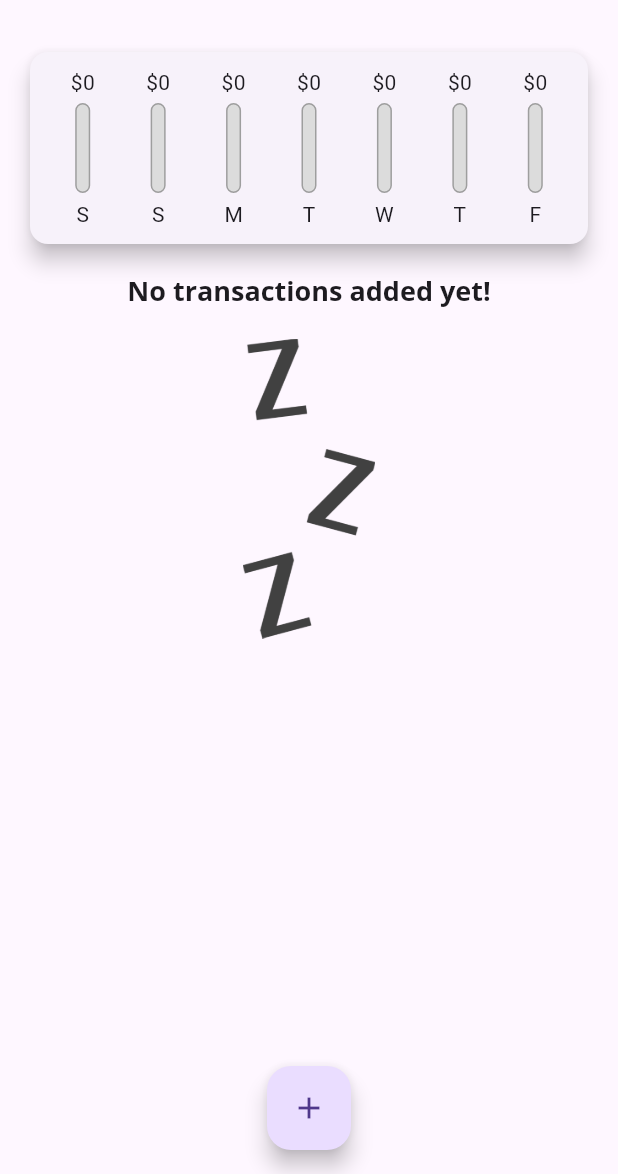
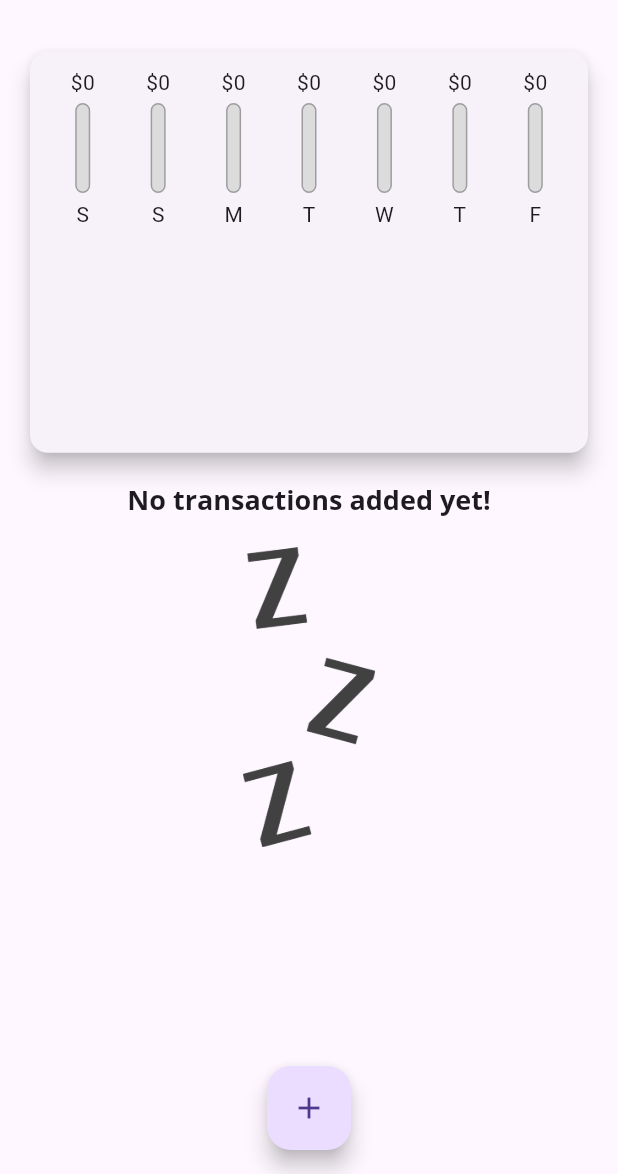
Before and after one commit to Abhinav-1708/Personal-Finance-App, a Flutter app: the screen it shows after launch, on a phone screen of 412 x 824 dp, the part 62-1236 px from its top. Run offline on Flutter 3.47's test engine with Material 3 defaults, Android fonts, the phone set to English and light mode, and no system bars.

Commit message:
MediaQuery

```diff
--- a/lib/main.dart
+++ b/lib/main.dart
@@ -91,8 +91,7 @@ class _MyHomePageState extends State<MyHomePage> {
 
   @override
   Widget build(BuildContext context) {
-    return Scaffold(
-      appBar: AppBar(
+    final appBar = AppBar(
       title: Text('Personal Expenses'),
       actions: <Widget>[
         IconButton(
@@ -100,13 +99,27 @@ class _MyHomePageState extends State<MyHomePage> {
           onPressed: () => _startAddNewTransaction(context),
         ),
       ],
-      ),
+    );
+    return Scaffold(
+      appBar: appBar,
       body: SingleChildScrollView(
         child: Column(
           crossAxisAlignment: CrossAxisAlignment.stretch,
           children: <Widget>[
-            Chart(_recentTransactions),
-            TransactionList(_userTransactions, _deleteTransaction),
+            Container(
+              height: (MediaQuery.of(context).size.height -
+                      appBar.preferredSize.height -
+                      MediaQuery.of(context).padding.top) *
+                  0.4,
+              child: Chart(_recentTransactions),
+            ),
+            Container(
+              height: (MediaQuery.of(context).size.height -
+                      appBar.preferredSize.height -
+                      MediaQuery.of(context).padding.top) *
+                  0.6,
+              child: TransactionList(_userTransactions, _deleteTransaction),
+            ),
           ],
         ),
       ),
--- a/lib/widgets/transaction_list.dart
+++ b/lib/widgets/transaction_list.dart
@@ -11,16 +11,12 @@ class TransactionList extends StatelessWidget {
 
   @override
   Widget build(BuildContext context) {
-    return Container(
-      height: 450,
-      child: transactions.isEmpty
+    return transactions.isEmpty
         ? Column(
             children: <Widget>[
               Text(
                 'No transactions added yet!',
-                  style: Theme.of(context)
-                      .textTheme
-                      .headline6, // Use headline6 instead of title
+                style: Theme.of(context).textTheme.headline6,
               ),
               SizedBox(
                 height: 20,
@@ -54,9 +50,7 @@ class TransactionList extends StatelessWidget {
                   ),
                   title: Text(
                     transactions[index].title,
-                      style: Theme.of(context)
-                          .textTheme
-                          .headline6, // Use headline6 instead of title
+                    style: Theme.of(context).textTheme.headline6,
                   ),
                   subtitle: Text(
                     DateFormat.yMMMd().format(transactions[index].date),
@@ -70,87 +64,6 @@ class TransactionList extends StatelessWidget {
               );
             },
             itemCount: transactions.length,
-            ),
           );
   }
 }
-
-// import 'package:flutter/material.dart';
-// import '../Models/transaction.dart';
-// import 'package:intl/intl.dart';
-
-// class TransactionList extends StatelessWidget {
-//   final List<Transaction> transactions;
-
-//   TransactionList(this.transactions);
-
-//   @override
-//   Widget build(BuildContext context) {
-//     return Container(
-//       height: 390,
-//       child: transactions.isEmpty
-//           ? Column(
-//               children: <Widget>[
-//                 const Text('No Transaction Added Yet'),
-//                 const SizedBox(
-//                   height: 10,
-//                 ),
-//                 Container(
-//                   height: 200,
-//                   child: Image.asset(
-//                     'assets/images/waiting.png',
-//                     fit: BoxFit.cover,
-//                   ),
-//                 )
-//               ],
-//             )
-//           : ListView.builder(
-//               itemBuilder: (ctx, index) {
-//                 return Card(
-//                   elevation: 5,
-//                   margin:
-//                       const EdgeInsets.symmetric(vertical: 8, horizontal: 5),
-//                   shape: RoundedRectangleBorder(
-//                     borderRadius: BorderRadius.circular(10),
-//                     side: BorderSide(
-//                       color: Theme.of(context).primaryColor,
-//                       width: 2,
-//                     ),
-//                   ),
-//                   child: ListTile(
-//                     leading: CircleAvatar(
-//                       radius: 30,
-//                       child: Padding(
-//                         padding: const EdgeInsets.all(6),
-//                         child: FittedBox(
-//                           child: Text(
-//                             'Rs. ${transactions[index].amount.toStringAsFixed(2)}',
-//                             style: TextStyle(
-//                               fontWeight: FontWeight.bold,
-//                               color: Theme.of(context).primaryColor,
-//                             ),
-//                           ),
-//                         ),
-//                       ),
-//                     ),
-//                     title: Text(
-//                       transactions[index].title,
-//                       style: const TextStyle(
-//                         fontSize: 16,
-//                         fontWeight: FontWeight.bold,
-//                       ),
-//                     ),
-//                     subtitle: Text(
-//                       DateFormat.yMMMd().format(transactions[index].date),
-//                       style: const TextStyle(
-//                         color: Colors.grey,
-//                       ),
-//                     ),
-//                   ),
-//                 );
-//               },
-//               itemCount: transactions.length,
-//             ),
-//     );
-//   }
-// }
```
Lines whose indentation alone changed are shown as unchanged.
